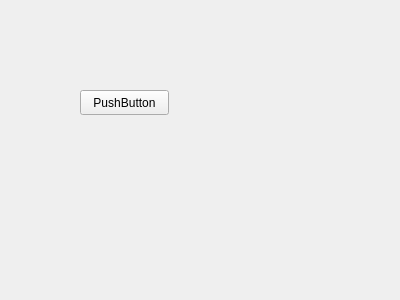
GoldenBoylife/qt_study, file 3_GUI_App/widget.ui: the form before one commit.
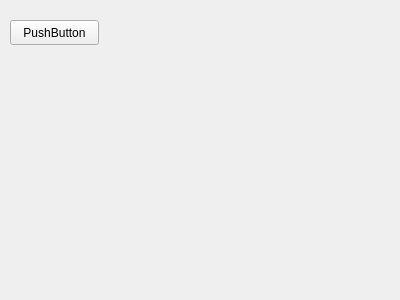
The form after the commit.

```diff
--- a/3_GUI_App/widget.ui
+++ b/3_GUI_App/widget.ui
@@ -16,8 +16,8 @@
   <widget class="QPushButton" name="pushBtn">
    <property name="geometry">
     <rect>
-     <x>80</x>
-     <y>90</y>
+     <x>10</x>
+     <y>20</y>
      <width>89</width>
      <height>25</height>
     </rect>
```
